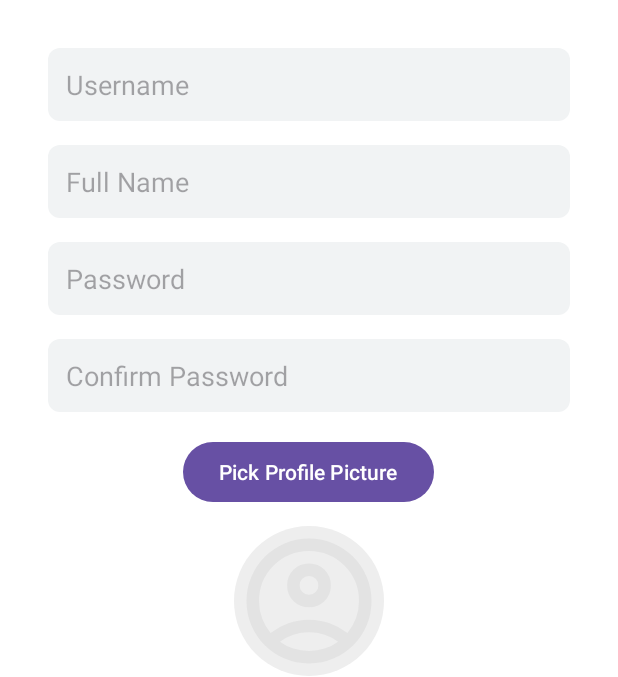
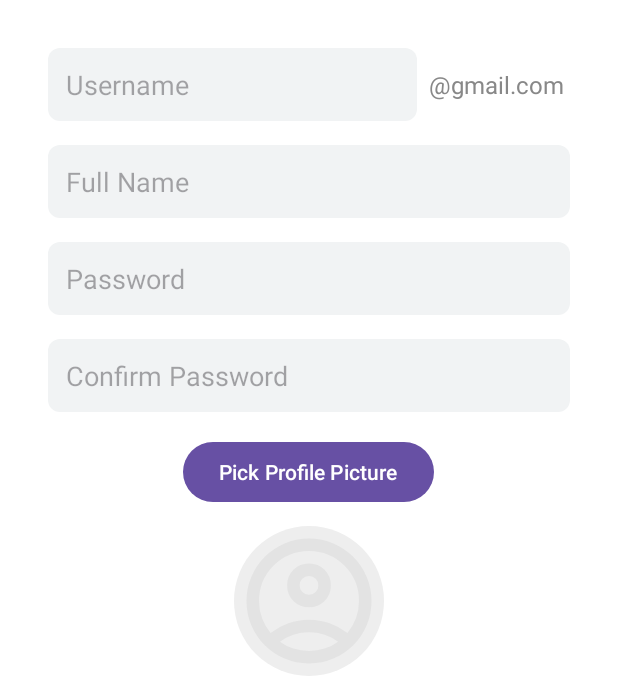
Before and after one commit to razemanoel/gmake-project, an Android app: the RegisterActivity screen opened directly, with no data from a screen before it, on a phone screen of 412 x 824 dp, the part 228-905 px from its top. Run offline under Robolectric (Android 15) with nearby library versions, the phone set to English and light mode, and no system bars; network calls fail; pictures from the network do not load.

Commit message:
Android Email Logic

```diff
--- a/android/app/src/main/java/com/example/app/activities/LoginActivity.java
+++ b/android/app/src/main/java/com/example/app/activities/LoginActivity.java
@@ -48,6 +48,11 @@ public class LoginActivity extends AppCompatActivity {
                 return;
             }
 
+            if (!username.endsWith("@gmail.com")) {
+                Toast.makeText(this, "Username must end with @gmail.com", Toast.LENGTH_SHORT).show();
+                return;
+            }
+
             tokenRepository.login(username, password).observe(this, loginResponse -> {
                 if (loginResponse != null) {
                     Log.d("LoginActivity", "LoginResponse: token=" + loginResponse.getToken());
--- a/android/app/src/main/res/layout/activity_login.xml
+++ b/android/app/src/main/res/layout/activity_login.xml
@@ -25,7 +25,7 @@
             android:id="@+id/editTextUsername"
             android:layout_width="match_parent"
             android:layout_height="wrap_content"
-            android:hint="Username"
+            android:hint="Email"
             android:background="@drawable/edittext_background"
             android:padding="12dp"
             android:layout_marginBottom="16dp" />
--- a/android/app/src/main/res/layout/activity_register.xml
+++ b/android/app/src/main/res/layout/activity_register.xml
@@ -20,15 +20,33 @@
             android:contentDescription="Gmail Logo"
             android:layout_marginBottom="32dp" />
 
-        <!-- Username -->
-        <EditText
-            android:id="@+id/editTextUsername"
+        <!-- Username with @gmail.com suffix -->
+        <LinearLayout
             android:layout_width="match_parent"
             android:layout_height="wrap_content"
-            android:hint="Username"
-            android:background="@drawable/edittext_background"
-            android:padding="12dp"
-            android:layout_marginBottom="16dp" />
+            android:orientation="horizontal"
+            android:layout_marginBottom="16dp">
+
+            <EditText
+                android:id="@+id/editTextUsername"
+                android:layout_width="0dp"
+                android:layout_height="wrap_content"
+                android:layout_weight="1"
+                android:hint="Username"
+                android:background="@drawable/edittext_background"
+                android:padding="12dp"
+                android:inputType="text" />
+
+            <TextView
+                android:layout_width="wrap_content"
+                android:layout_height="match_parent"
+                android:text="@gmail.com"
+                android:textColor="#888888"
+                android:textSize="16sp"
+                android:gravity="center_vertical"
+                android:paddingStart="8dp"
+                android:paddingEnd="4dp"/>
+        </LinearLayout>
 
         <!-- Name -->
         <EditText
@@ -61,7 +79,6 @@
             android:background="@drawable/edittext_background"
             android:padding="12dp"
             android:layout_marginBottom="16dp" />
-
 
         <!-- Avatar URL -->
         <Button
```
Also changed, not shown: android/app/src/main/java/com/example/app/activities/RegisterActivity.java (+24 -0 lines), android/app/src/main/java/com/example/app/fragments/ComposeMailFragment.java (+7 -2 lines).
